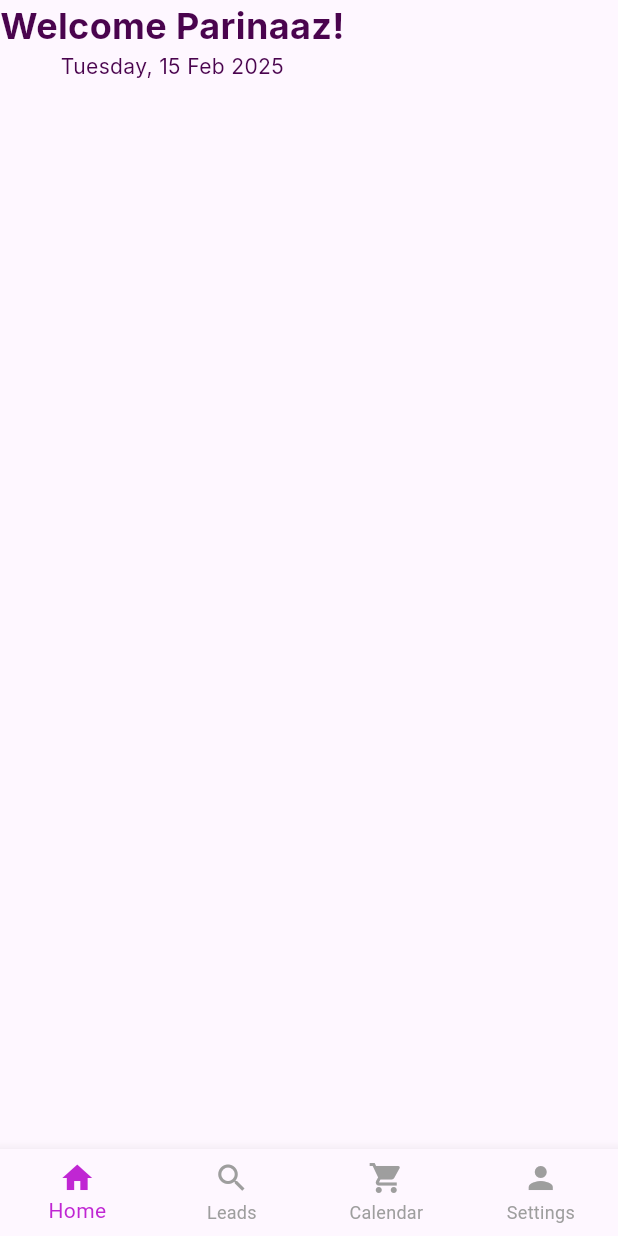
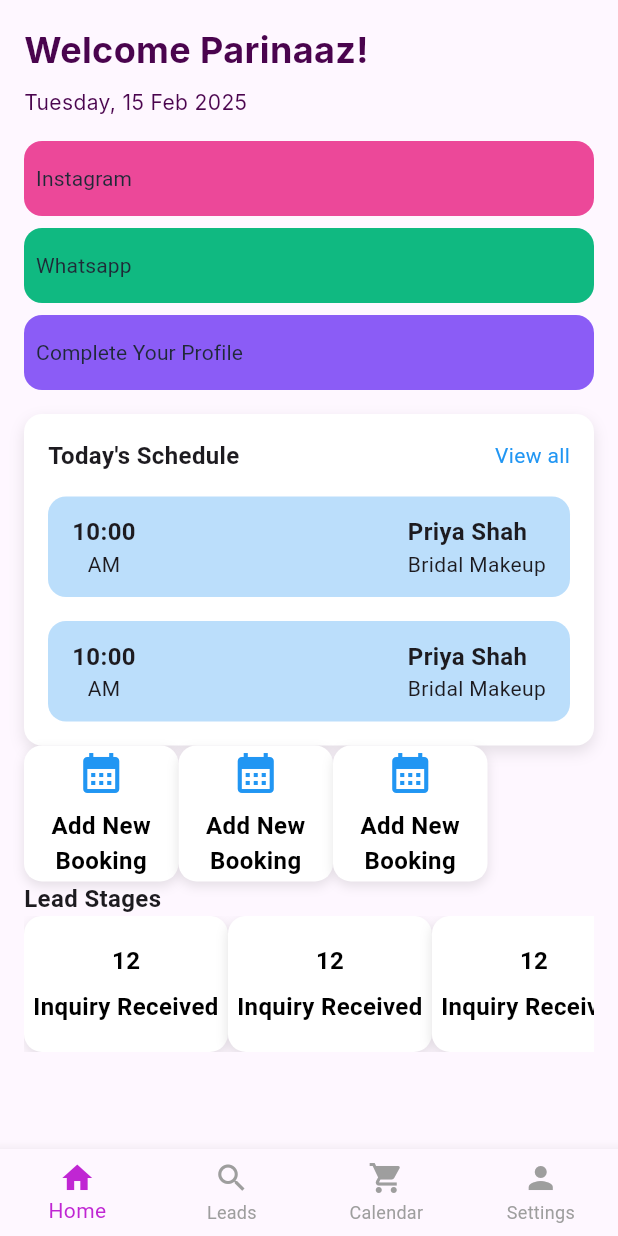
Before and after one commit to Chinmayverma1602/1glam, a Flutter app: the screen it shows after launch, on a phone screen of 412 x 824 dp. Run offline on Flutter 3.47's test engine with Material 3 defaults, Android fonts, the light colour scheme and no system bars; our stand-ins replace flutter_svg, google_fonts, pinput.

Commit message:
finished the skeleton of home page

```diff
--- a/lib/constants/AppColors.dart
+++ b/lib/constants/AppColors.dart
@@ -10,4 +10,7 @@ class AppColors {
   static const Color facebookBlue = Color(0xFF1877F2);
   static const Color hintText = Color(0xFFADAEBC);
   static const Color text = Color(0xFF1F2937);
+  static const Color instagram = const Color(0xFFEC4899);   // Hex: EC4899
+  static const Color whatsapp = const Color(0xFF10B981);   // Hex: 10B981
+  static const Color profile = const Color(0xFF8B5CF6);
 }
--- a/lib/screens/HomePage.dart
+++ b/lib/screens/HomePage.dart
@@ -1,6 +1,11 @@
 import 'package:flutter/material.dart';
 import 'package:glam1/constants/AppColors.dart';
 import 'package:glam1/widgets/BottomNavBar.dart';
+import 'package:glam1/widgets/CustomButton2.dart';
+import 'package:glam1/widgets/CustomHomeServicesButton.dart';
+import 'package:glam1/widgets/CustomScheduleButton.dart';
+import 'package:glam1/widgets/CustomStatsButton.dart';
+
 import 'package:glam1/widgets/CustomSubtitle.dart';
 import 'package:glam1/widgets/CustomTitle.dart';
 
@@ -12,12 +17,15 @@ class HomePage extends StatefulWidget {
 }
 
 class _HomePageState extends State<HomePage> {
-  // When on this page, the Home tab is selected (index 0)
-  final int _selectedIndex = 0;
+  // It’s better to make _selectedIndex mutable so that you can update it when tapping
+  int _selectedIndex = 0;
 
   void _onItemTapped(int index) {
-    // If the user taps on the current tab, do nothing.
     if (index == _selectedIndex) return;
+
+    setState(() {
+      _selectedIndex = index;
+    });
 
     switch (index) {
       case 0:
@@ -39,11 +47,111 @@ class _HomePageState extends State<HomePage> {
   Widget build(BuildContext context) {
     return Scaffold(
 
-      body: Column(
-        children: [
-          CustomTitle(title: "Welcome Parinaaz!"),
-          CustomSubTitle(subtitle: "Tuesday, 15 Feb 2025", color: AppColors.title)
-        ],
+      body: SingleChildScrollView(
+        child: Padding(
+          padding: const EdgeInsets.all(16.0),
+          child: Column(
+            crossAxisAlignment: CrossAxisAlignment.start,
+            children: [
+              CustomTitle(title: "Welcome Parinaaz!"),
+              const SizedBox(height: 8),
+              CustomSubTitle(
+                subtitle: "Tuesday, 15 Feb 2025",
+                color: AppColors.title,
+              ),
+              const SizedBox(height: 16),
+              CustomButton2(
+                text: "Instagram",
+                borderColor: Colors.transparent,
+                fillColor: AppColors.instagram,
+              ),
+              const SizedBox(height: 8),
+              CustomButton2(
+                text: "Whatsapp",
+                borderColor: Colors.transparent,
+                fillColor: AppColors.whatsapp,
+              ),
+              const SizedBox(height: 8),
+              CustomButton2(
+                text: "Complete Your Profile",
+                borderColor: Colors.transparent,
+                fillColor: AppColors.profile,
+              ),
+              const SizedBox(height: 16),
+
+              Container(
+                width: double.infinity,
+                padding: const EdgeInsets.all(16),
+                decoration: BoxDecoration(
+                  color: Colors.white,
+                  borderRadius: BorderRadius.circular(12),
+                  boxShadow: [
+                    BoxShadow(
+                      color: Colors.black.withOpacity(0.1),
+                      blurRadius: 8,
+                      offset: const Offset(0, 4),
+                    ),
+                  ],
+                ),
+                child: Column(
+                  crossAxisAlignment: CrossAxisAlignment.start,
+                  children: [
+
+                    Row(
+                      mainAxisAlignment: MainAxisAlignment.spaceBetween,
+                      children: const [
+                        Text(
+                          "Today's Schedule",
+                          style: TextStyle(
+                            fontSize: 16,
+                            fontWeight: FontWeight.bold,
+                          ),
+                        ),
+                        Text(
+                          "View all",
+                          style: TextStyle(
+                            fontSize: 14,
+                            color: Colors.blue,
+                          ),
+                        ),
+                      ],
+                    ),
+                   SizedBox(height: 16),
+
+                    CustomScheduleButton(),
+                    SizedBox(height: 16),
+                    CustomScheduleButton(),
+                  ],
+                ),
+              ),
+              Row(
+                children: [
+                  CustomHomeServicesButton(icon: Icons.calendar_month,label: "Add New Booking",),
+                  CustomHomeServicesButton(icon: Icons.calendar_month,label: "Add New Booking",),
+                  CustomHomeServicesButton(icon: Icons.calendar_month,label: "Add New Booking",),
+                ],
+              ),
+             Text(
+                  "Lead Stages",
+                  style: TextStyle(
+                  fontSize: 16,
+                  fontWeight: FontWeight.bold,
+                  ),
+                  ),
+              SingleChildScrollView(
+                scrollDirection: Axis.horizontal,
+                child: Row(
+                  children: [
+                    CustomStatsButton(label: "Inquiry Received", stats: "12"),
+                    CustomStatsButton(label: "Inquiry Received", stats: "12"),
+                    CustomStatsButton(label: "Inquiry Received", stats: "12"),
+                  ],
+                ),
+              )
+
+            ],
+          ),
+        ),
       ),
       bottomNavigationBar: BottomNavBar(
         currentIndex: _selectedIndex,
@@ -51,4 +159,6 @@ class _HomePageState extends State<HomePage> {
       ),
     );
   }
+
+
 }
--- a/lib/widgets/CustomButton2.dart
+++ b/lib/widgets/CustomButton2.dart
@@ -5,6 +5,7 @@ import 'package:glam1/constants/AppColors.dart';
 class CustomButton2 extends StatelessWidget {
   final String text;
   final Color borderColor;
+  final Color fillColor; // New fill color parameter
   final String? leadingImage;
   final String? trailingImage;
 
@@ -12,6 +13,7 @@ class CustomButton2 extends StatelessWidget {
     Key? key,
     required this.text,
     required this.borderColor,
+    this.fillColor = Colors.transparent, // Default is transparent
     this.leadingImage,
     this.trailingImage,
   }) : super(key: key);
@@ -22,10 +24,10 @@ class CustomButton2 extends StatelessWidget {
       style: ElevatedButton.styleFrom(
         minimumSize: const Size(175, 50),
         elevation: 0,
-        backgroundColor: Colors.transparent,  // Transparent background
+        backgroundColor: fillColor, // Use the provided fill color
         shape: RoundedRectangleBorder(
           borderRadius: BorderRadius.circular(12),
-          side: BorderSide(color: borderColor, width: 1.5),  // Custom border color
+          side: BorderSide(color: borderColor, width: 1.5),
         ),
         padding: const EdgeInsets.all(8.0),
       ),
@@ -45,8 +47,7 @@ class CustomButton2 extends StatelessWidget {
             ),
           Text(
             text,
-
-            style: TextStyle(color: AppColors.text,fontWeight: FontWeight.w400 ),
+            style: TextStyle(color: AppColors.text, fontWeight: FontWeight.w400),
           ),
           if (trailingImage != null)
             Row(
--- /dev/null
+++ b/lib/widgets/CustomHomeServicesButton.dart
@@ -0,0 +1,57 @@
+import 'package:flutter/material.dart';
+
+class CustomHomeServicesButton extends StatelessWidget {
+  final IconData icon;
+  final String label;
+  final Color iconColor;
+  final Color textColor;
+  final Color backgroundColor;
+
+  const CustomHomeServicesButton({
+    Key? key,
+    required this.icon,
+    required this.label,
+    this.iconColor = Colors.blue,
+    this.textColor = Colors.black,
+    this.backgroundColor = Colors.white,
+  }) : super(key: key);
+
+  @override
+  Widget build(BuildContext context) {
+    return Container(
+      height: MediaQuery.of(context).size.height * 0.11,
+      width: MediaQuery.of(context).size.width * 0.25,
+      decoration: BoxDecoration(
+        color: backgroundColor,
+        borderRadius: BorderRadius.circular(12),
+        boxShadow: [
+          BoxShadow(
+            color: Colors.black.withOpacity(0.1),
+            blurRadius: 6,
+            offset: const Offset(0, 3),
+          ),
+        ],
+      ),
+      child: Column(
+        mainAxisAlignment: MainAxisAlignment.center,
+        children: [
+          Icon(
+            icon,
+            color: iconColor,
+            size: 32,
+          ),
+          const SizedBox(height: 8),
+          Text(
+            label,
+            style: TextStyle(
+              color: textColor,
+              fontSize: 16,
+              fontWeight: FontWeight.w600,
+            ),
+            textAlign: TextAlign.center,
+          ),
+        ],
+      ),
+    );
+  }
+}
--- /dev/null
+++ b/lib/widgets/CustomScheduleButton.dart
@@ -0,0 +1,67 @@
+import 'package:flutter/material.dart';
+
+class CustomScheduleButton extends StatefulWidget {
+  const CustomScheduleButton({super.key});
+
+  @override
+  State<CustomScheduleButton> createState() => _CustomScheduleButtonState();
+}
+
+class _CustomScheduleButtonState extends State<CustomScheduleButton> {
+  @override
+  Widget build(BuildContext context) {
+    return Container(
+                      padding: const EdgeInsets.symmetric(
+                        horizontal: 16,
+                        vertical: 12,
+                      ),
+                      decoration: BoxDecoration(
+                        color: Colors.blue[100],
+                        borderRadius: BorderRadius.circular(12),
+                      ),
+                      child: Row(
+                        mainAxisAlignment: MainAxisAlignment.spaceBetween,
+                        children: [
+
+                          Column(
+                            mainAxisSize: MainAxisSize.min,
+                            children: const [
+                              Text(
+                                "10:00",
+                                style: TextStyle(
+                                  fontSize: 16,
+                                  fontWeight: FontWeight.bold,
+                                ),
+                              ),
+                              Text(
+                                "AM",
+                                style: TextStyle(
+                                  fontSize: 14,
+                                ),
+                              ),
+                            ],
+                          ),
+
+                          Column(
+                            crossAxisAlignment: CrossAxisAlignment.start,
+                            children: const [
+                              Text(
+                                "Priya Shah",
+                                style: TextStyle(
+                                  fontSize: 16,
+                                  fontWeight: FontWeight.bold,
+                                ),
+                              ),
+                              Text(
+                                "Bridal Makeup",
+                                style: TextStyle(
+                                  fontSize: 14,
+                                ),
+                              ),
+                            ],
+                          ),
+                        ],
+                      ),
+                    );;
+  }
+}
--- /dev/null
+++ b/lib/widgets/CustomStatsButton.dart
@@ -0,0 +1,66 @@
+import 'package:flutter/material.dart';
+
+class CustomStatsButton extends StatefulWidget {
+  final String stats;
+  final String label;
+  final Color backgroundColor;
+  final Color labelColor;
+  final Color textColor;
+
+  const CustomStatsButton({
+    Key? key,
+    required this.label,
+    required this.stats,
+    this.labelColor = Colors.black,
+    this.textColor  = Colors.black,
+    this.backgroundColor  = Colors.white,
+  }) : super(key: key);
+
+  @override
+  State<CustomStatsButton> createState() => _CustomStatsButtonState();
+}
+
+class _CustomStatsButtonState extends State<CustomStatsButton> {
+  @override
+  Widget build(BuildContext context) {
+    return Container(
+      height: MediaQuery.of(context).size.height * 0.11,
+      width: MediaQuery.of(context).size.width * 0.33,
+      decoration: BoxDecoration(
+        color: widget.backgroundColor,
+        borderRadius: BorderRadius.circular(12),
+        boxShadow: [
+          BoxShadow(
+            color: Colors.black.withOpacity(0.1),
+            blurRadius: 6,
+            offset: const Offset(0, 3),
+          ),
+        ],
+      ),
+      child: Column(
+        mainAxisAlignment: MainAxisAlignment.center,
+        children: [
+          Text(
+            widget.stats,
+            style: TextStyle(
+              color: widget.textColor,
+              fontSize: 16,
+              fontWeight: FontWeight.w600,
+            ),
+            textAlign: TextAlign.start,
+          ),
+          const SizedBox(height: 8),
+          Text(
+            widget.label,
+            style: TextStyle(
+              color: widget.labelColor,
+              fontSize: 16,
+              fontWeight: FontWeight.w600,
+            ),
+            textAlign: TextAlign.center,
+          ),
+        ],
+      ),
+    );
+  }
+}
```
